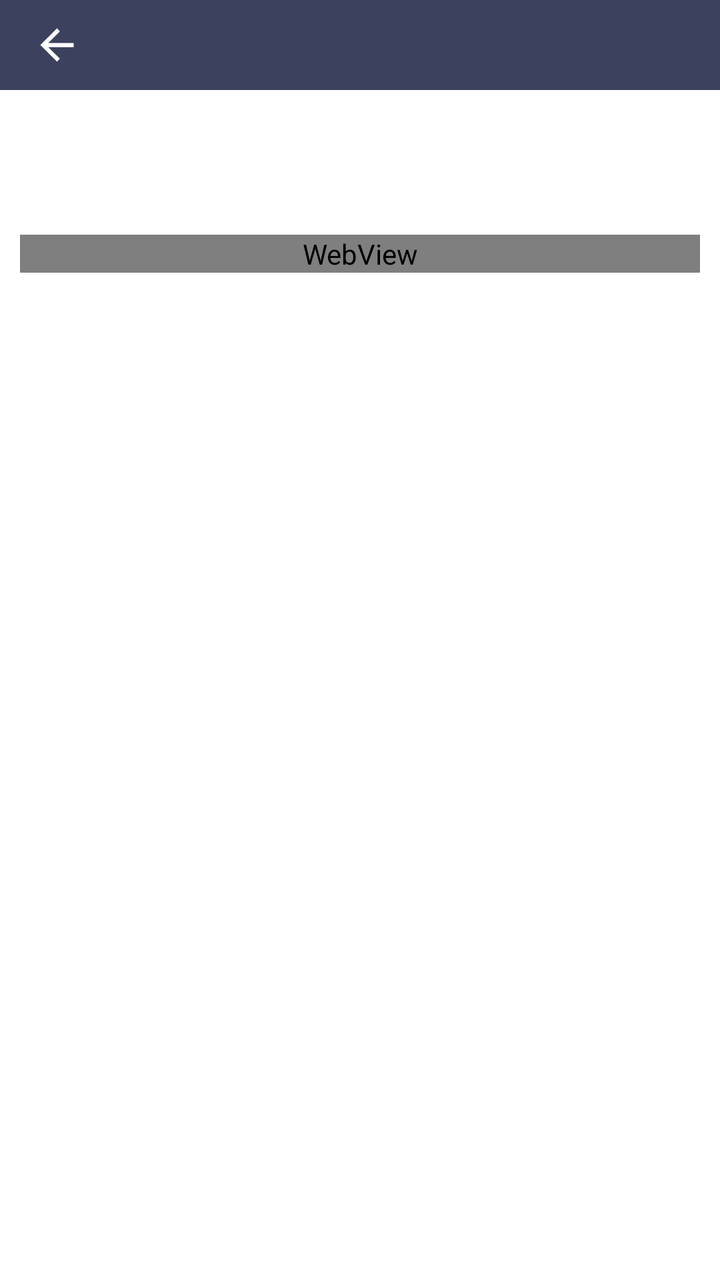
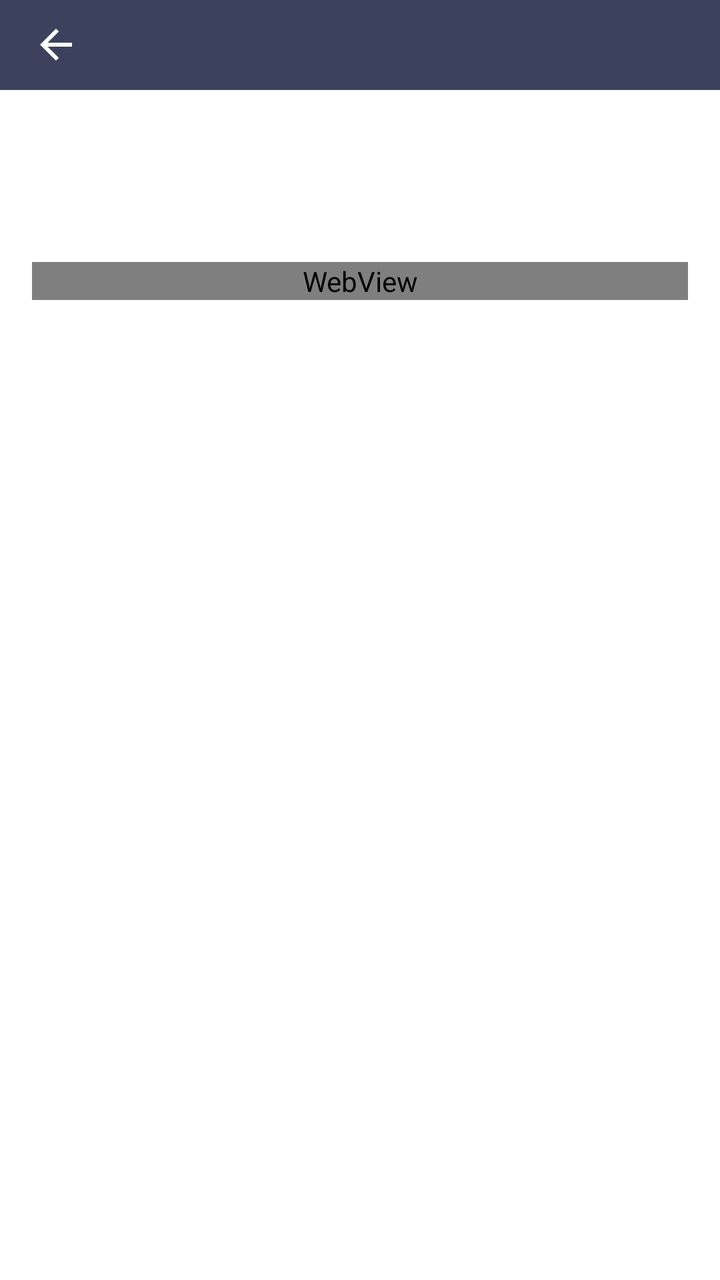

Two renders of the same Android screen: before a commit and after it. Below are the layout's source before the change and the commit's diff.
<!-- AndroidManifest.xml: application theme Base.Theme.MainApp -->
<!-- res/layout/activity_page_details.xml -->
<?xml version="1.0" encoding="utf-8"?>
<LinearLayout xmlns:android="http://schemas.android.com/apk/res/android"
    android:layout_width="match_parent"
    android:layout_height="match_parent"
    android:background="?attr/colorOnBackground"
    android:orientation="vertical">

    <include
        android:id="@+id/toolbar"
        layout="@layout/toolbar_page" />

    <FrameLayout
        android:layout_width="match_parent"
        android:layout_height="match_parent">

        <androidx.core.widget.NestedScrollView
            android:layout_width="match_parent"
            android:layout_height="match_parent">

        <LinearLayout
            android:layout_width="match_parent"
            android:layout_height="match_parent"
            android:orientation="vertical">

            <LinearLayout
                android:layout_width="match_parent"
                android:layout_height="match_parent"
                android:layout_margin="5sp"
                android:orientation="vertical"
                android:padding="5sp">

                <TextView
                    android:id="@+id/title"
                    android:layout_width="match_parent"
                    android:layout_height="wrap_content"
                    android:layout_marginTop="5sp"
                    android:textColor="?attr/colorError"
                    android:textSize="21sp"
                    android:textStyle="bold" />

                <TextView
                    android:id="@+id/publishInfo"
                    android:layout_width="match_parent"
                    android:layout_height="wrap_content"
                    android:layout_marginVertical="5sp"
                    android:textColor="@color/gray" />

                <WebView
                    android:id="@+id/webView"
                    android:layout_width="match_parent"
                    android:layout_height="wrap_content" />

            </LinearLayout>

        </LinearLayout>

    </androidx.core.widget.NestedScrollView>

        <ProgressBar
            android:id="@+id/progressBar"
            android:layout_width="wrap_content"
            android:layout_height="wrap_content"
            android:layout_gravity="center"
            android:visibility="gone" />

    </FrameLayout>

</LinearLayout>
<!-- res/layout/toolbar_page.xml (included above) -->
<?xml version="1.0" encoding="utf-8"?>
<androidx.appcompat.widget.Toolbar xmlns:android="http://schemas.android.com/apk/res/android"
    android:id="@+id/toolbar"
    android:layout_width="match_parent"
    android:layout_height="45sp"
    android:background="?background"
    android:visibility="visible">

    <ImageView
        android:id="@+id/back"
        android:layout_width="25sp"
        android:layout_height="25sp"
        android:layout_gravity="left"
        android:src="@drawable/ic_back_white"
        android:visibility="visible" />

    <TextView
        android:id="@+id/nameSpace"
        android:layout_width="wrap_content"
        android:layout_height="wrap_content"
        android:layout_gravity="center"
        android:textColor="@color/white"
        android:textSize="18sp"
        android:textStyle="bold" />

    <ImageView
        android:id="@+id/item"
        android:layout_width="25sp"
        android:layout_height="25sp"
        android:layout_gravity="right"
        android:layout_marginRight="15sp"
        android:visibility="gone" />

</androidx.appcompat.widget.Toolbar>
<!-- resources referenced by this layout -->
<resources>
  <color name="gray">#939292</color>
  <color name="white">#ffffff</color>
  <!-- drawable ic_back_white (drawable) -->
  <vector android:height="24dp" android:tint="#FFFFFF"
      android:viewportHeight="24" android:viewportWidth="24"
      android:width="24dp" xmlns:android="http://schemas.android.com/apk/res/android">
      <path android:fillColor="@android:color/white" android:pathData="M20,11H7.83l5.59,-5.59L12,4l-8,8 8,8 1.41,-1.41L7.83,13H20v-2z"/>
  </vector>
  <style name="Base.Theme.MainApp" parent="Theme.Material3.DayNight.NoActionBar">
          <item name="android:statusBarColor">@color/white</item>
          <item name="android:windowLightStatusBar">true</item>
          
          <item name="colorPrimary">@color/colorPrimary</item>
          <item name="colorPrimaryDark">@color/basic_2</item>
          <item name="colorAccent">@color/basic_2</item>
          <item name="color">@color/white</item>
          <item name="background">@color/basic_2</item>
          <item name="tickColor">@color/basic_2</item>
          <item name="trackColor">@color/basic_2</item>
          <item name="colorOnBackground">@color/white</item>
          <item name="colorError">@color/dark</item>
          <item name="colorOnError">@color/basic_2</item>
      </style>
  <color name="colorPrimary">#fff</color>
      //Needed
  <color name="basic_2">#3c415e</color>
  <color name="dark">#000000</color>
</resources>

<!-- the commit's change to res/layout/activity_page_details.xml (unified diff, before → after) -->
@@ -25,25 +25,26 @@
             <LinearLayout
                 android:layout_width="match_parent"
                 android:layout_height="match_parent"
-                android:layout_margin="5sp"
+                android:layout_margin="8dp"
                 android:orientation="vertical"
-                android:padding="5sp">
+                android:padding="8dp">
 
                 <TextView
                     android:id="@+id/title"
                     android:layout_width="match_parent"
                     android:layout_height="wrap_content"
-                    android:layout_marginTop="5sp"
+                    android:layout_marginTop="8dp"
                     android:textColor="?attr/colorError"
-                    android:textSize="21sp"
+                    android:textSize="20sp"
                     android:textStyle="bold" />
 
                 <TextView
                     android:id="@+id/publishInfo"
                     android:layout_width="match_parent"
                     android:layout_height="wrap_content"
-                    android:layout_marginVertical="5sp"
-                    android:textColor="@color/gray" />
+                    android:layout_marginVertical="8dp"
+                    android:textColor="@color/gray"
+                    android:textSize="14sp" />
 
                 <WebView
                     android:id="@+id/webView"
@@ -68,7 +69,7 @@
 </LinearLayout>
 <!-- res/layout/toolbar_page.xml (included above) -->
 <?xml version="1.0" encoding="utf-8"?>
-<androidx.appcompat.widget.Toolbar xmlns:android="http://schemas.android.com/apk/res/android"
+<com.google.android.material.appbar.MaterialToolbar xmlns:android="http://schemas.android.com/apk/res/android"
     android:id="@+id/toolbar"
     android:layout_width="match_parent"
     android:layout_height="45sp"
@@ -77,9 +78,9 @@
 
     <ImageView
         android:id="@+id/back"
-        android:layout_width="25sp"
-        android:layout_height="25sp"
-        android:layout_gravity="left"
+        android:layout_width="24dp"
+        android:layout_height="24dp"
+        android:layout_gravity="start"
         android:src="@drawable/ic_back_white"
         android:visibility="visible" />
 
@@ -94,10 +95,10 @@
 
     <ImageView
         android:id="@+id/item"
-        android:layout_width="25sp"
-        android:layout_height="25sp"
-        android:layout_gravity="right"
-        android:layout_marginRight="15sp"
+        android:layout_width="24dp"
+        android:layout_height="24dp"
+        android:layout_gravity="end"
+        android:layout_marginEnd="16dp"
         android:visibility="gone" />
 
-</androidx.appcompat.widget.Toolbar>
+</com.google.android.material.appbar.MaterialToolbar>
